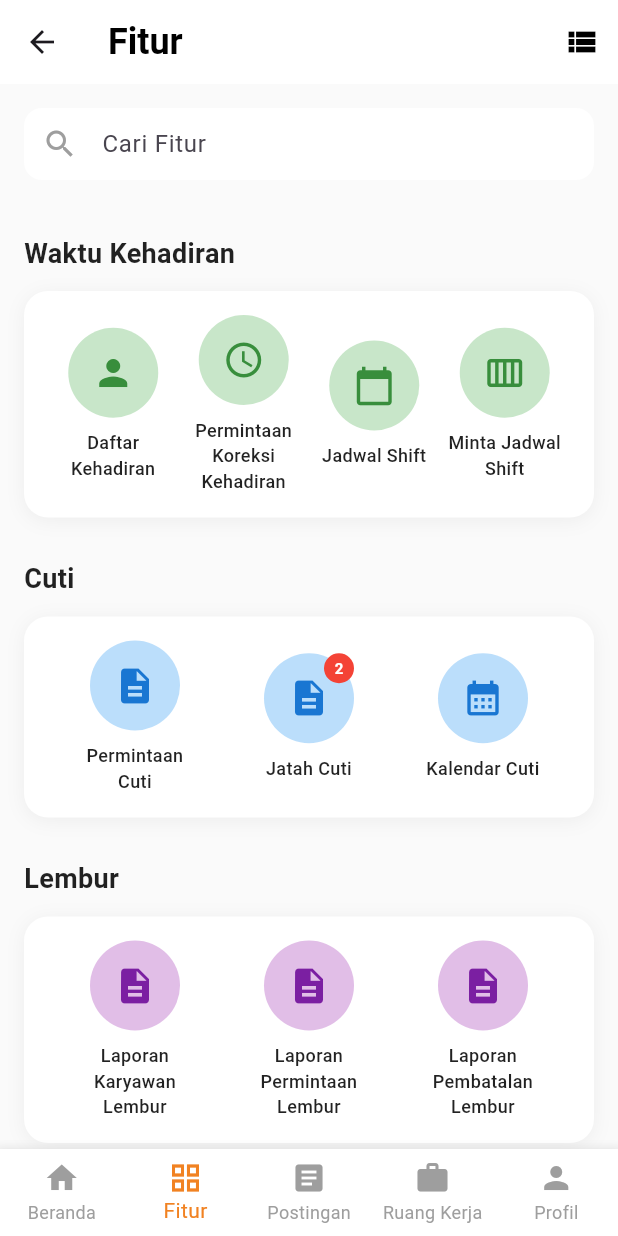
After one commit to fajar551/Employee-Attendance, a Flutter app: the FeaturesScreen screen opened by its route, on a phone screen of 412 x 824 dp. The commit adds this screen. Run offline on Flutter 3.47's test engine with Material 3 defaults, Android fonts, the phone set to English and light mode, and no system bars; our stand-ins replace device_info_plus, geocoding, geolocator, image_picker, shared_preferences; accounts and stored records are empty.

Commit message:
feat: membuat tampilan list

```diff
--- a/lib/main.dart
+++ b/lib/main.dart
@@ -2,6 +2,8 @@ import 'dart:io';
 
 import 'package:flutter/material.dart';
 
+import 'screens/features_screen.dart';
+import 'screens/home_screen.dart';
 import 'screens/login_screen.dart';
 import 'screens/splash_screen.dart';
 
@@ -20,7 +22,7 @@ void main() {
 }
 
 class MyApp extends StatelessWidget {
-  const MyApp({Key? key}) : super(key: key);
+  const MyApp({super.key});
 
   @override
   Widget build(BuildContext context) {
@@ -33,6 +35,8 @@ class MyApp extends StatelessWidget {
       home: const SplashScreen(),
       routes: {
         '/login': (context) => const LoginScreen(),
+        '/home': (context) => const HomeScreen(),
+        '/features': (context) => const FeaturesScreen(),
       },
       debugShowCheckedModeBanner: false,
     );
--- /dev/null
+++ b/lib/screens/features_screen.dart
@@ -0,0 +1,452 @@
+import 'package:flutter/material.dart';
+
+class FeaturesScreen extends StatefulWidget {
+  const FeaturesScreen({super.key});
+
+  @override
+  State<FeaturesScreen> createState() => _FeaturesScreenState();
+}
+
+class _FeaturesScreenState extends State<FeaturesScreen> {
+  final TextEditingController _searchController = TextEditingController();
+  bool _isGridView = true; // State untuk toggle tampilan
+
+  @override
+  void dispose() {
+    _searchController.dispose();
+    super.dispose();
+  }
+
+  void _showFeatureInfo(String featureName) {
+    ScaffoldMessenger.of(context).showSnackBar(
+      SnackBar(
+        content: Text('Fitur "$featureName" akan segera tersedia.'),
+        backgroundColor: Colors.blue,
+      ),
+    );
+  }
+
+  void _searchFeatures(String query) {
+    if (query.isNotEmpty) {
+      // Implementasi pencarian fitur
+      ScaffoldMessenger.of(context).showSnackBar(
+        SnackBar(
+          content: Text('Mencari fitur: "$query"'),
+          backgroundColor: Colors.orange,
+          duration: const Duration(seconds: 1),
+        ),
+      );
+    }
+  }
+
+  @override
+  Widget build(BuildContext context) {
+    return Scaffold(
+      backgroundColor: Colors.grey[50],
+      appBar: AppBar(
+        backgroundColor: Colors.white,
+        elevation: 0,
+        title: const Text(
+          'Fitur',
+          style: TextStyle(
+            color: Colors.black,
+            fontSize: 24,
+            fontWeight: FontWeight.bold,
+          ),
+        ),
+        actions: [
+          IconButton(
+            icon: Icon(
+              _isGridView ? Icons.view_list : Icons.grid_view,
+              color: Colors.black,
+            ),
+            onPressed: () {
+              setState(() {
+                _isGridView = !_isGridView; // Toggle tampilan
+              });
+              ScaffoldMessenger.of(context).showSnackBar(
+                SnackBar(
+                  content: Text(_isGridView
+                      ? 'Tampilan Grid aktif'
+                      : 'Tampilan List aktif'),
+                  backgroundColor: Colors.green,
+                  duration: const Duration(seconds: 1),
+                ),
+              );
+            },
+          ),
+        ],
+      ),
+      body: SingleChildScrollView(
+        child: Column(
+          children: [
+            // Search Bar
+            Container(
+              margin: const EdgeInsets.all(16),
+              child: TextField(
+                controller: _searchController,
+                onChanged: (value) {
+                  // Implementasi pencarian fitur
+                  _searchFeatures(value);
+                },
+                decoration: InputDecoration(
+                  hintText: 'Cari Fitur',
+                  prefixIcon: const Icon(Icons.search, color: Colors.grey),
+                  filled: true,
+                  fillColor: Colors.white,
+                  border: OutlineInputBorder(
+                    borderRadius: BorderRadius.circular(12),
+                    borderSide: BorderSide.none,
+                  ),
+                  contentPadding: const EdgeInsets.symmetric(
+                    horizontal: 16,
+                    vertical: 12,
+                  ),
+                ),
+              ),
+            ),
+
+            // Waktu Kehadiran Section
+            _buildFeatureSection(
+              'Waktu Kehadiran',
+              [
+                _buildFeatureItem(
+                  'Daftar Kehadiran',
+                  Icons.person,
+                  Colors.green[100]!,
+                  Colors.green[700]!,
+                  () => _showFeatureInfo('Daftar Kehadiran'),
+                ),
+                _buildFeatureItem(
+                  'Permintaan Koreksi Kehadiran',
+                  Icons.access_time,
+                  Colors.green[100]!,
+                  Colors.green[700]!,
+                  () => _showFeatureInfo('Permintaan Koreksi Kehadiran'),
+                ),
+                _buildFeatureItem(
+                  'Jadwal Shift',
+                  Icons.calendar_today,
+                  Colors.green[100]!,
+                  Colors.green[700]!,
+                  () => _showFeatureInfo('Jadwal Shift'),
+                ),
+                _buildFeatureItem(
+                  'Minta Jadwal Shift',
+                  Icons.calendar_view_week,
+                  Colors.green[100]!,
+                  Colors.green[700]!,
+                  () => _showFeatureInfo('Minta Jadwal Shift'),
+                ),
+              ],
+            ),
+
+            // Cuti Section
+            _buildFeatureSection(
+              'Cuti',
+              [
+                _buildFeatureItem(
+                  'Permintaan Cuti',
+                  Icons.description,
+                  Colors.blue[100]!,
+                  Colors.blue[700]!,
+                  () => _showFeatureInfo('Permintaan Cuti'),
+                ),
+                _buildFeatureItem(
+                  'Jatah Cuti',
+                  Icons.description,
+                  Colors.blue[100]!,
+                  Colors.blue[700]!,
+                  () => _showFeatureInfo('Jatah Cuti'),
+                  hasNotification: true,
+                  notificationCount: 2,
+                ),
+                _buildFeatureItem(
+                  'Kalendar Cuti',
+                  Icons.calendar_month,
+                  Colors.blue[100]!,
+                  Colors.blue[700]!,
+                  () => _showFeatureInfo('Kalendar Cuti'),
+                ),
+              ],
+            ),
+
+            // Lembur Section
+            _buildFeatureSection(
+              'Lembur',
+              [
+                _buildFeatureItem(
+                  'Laporan Karyawan Lembur',
+                  Icons.description,
+                  Colors.purple[100]!,
+                  Colors.purple[700]!,
+                  () => _showFeatureInfo('Laporan Karyawan Lembur'),
+                ),
+                _buildFeatureItem(
+                  'Laporan Permintaan Lembur',
+                  Icons.description,
+                  Colors.purple[100]!,
+                  Colors.purple[700]!,
+                  () => _showFeatureInfo('Laporan Permintaan Lembur'),
+                ),
+                _buildFeatureItem(
+                  'Laporan Pembatalan Lembur',
+                  Icons.description,
+                  Colors.purple[100]!,
+                  Colors.purple[700]!,
+                  () => _showFeatureInfo('Laporan Pembatalan Lembur'),
+                ),
+              ],
+            ),
+
+            // Perjalanan Bisnis Section
+            _buildFeatureSection(
+              'Perjalanan Bisnis',
+              [
+                _buildFeatureItem(
+                  'Permintaan Perjalanan',
+                  Icons.work,
+                  Colors.orange[100]!,
+                  Colors.orange[700]!,
+                  () => _showFeatureInfo('Permintaan Perjalanan'),
+                ),
+                _buildFeatureItem(
+                  'Laporan Perjalanan',
+                  Icons.description,
+                  Colors.orange[100]!,
+                  Colors.orange[700]!,
+                  () => _showFeatureInfo('Laporan Perjalanan'),
+                ),
+              ],
+            ),
+
+            const SizedBox(height: 100), // Space for bottom navigation
+          ],
+        ),
+      ),
+      bottomNavigationBar: _buildBottomNavigation(),
+    );
+  }
+
+  Widget _buildFeatureSection(String title, List<Widget> children) {
+    return Container(
+      margin: const EdgeInsets.symmetric(horizontal: 16, vertical: 8),
+      child: Column(
+        crossAxisAlignment: CrossAxisAlignment.start,
+        children: [
+          Padding(
+            padding: const EdgeInsets.symmetric(vertical: 12),
+            child: Text(
+              title,
+              style: const TextStyle(
+                fontSize: 18,
+                fontWeight: FontWeight.bold,
+                color: Colors.black87,
+              ),
+            ),
+          ),
+          Container(
+            padding: const EdgeInsets.all(16),
+            decoration: BoxDecoration(
+              color: Colors.white,
+              borderRadius: BorderRadius.circular(16),
+              boxShadow: [
+                BoxShadow(
+                  color: Colors.black.withOpacity(0.05),
+                  blurRadius: 10,
+                  offset: const Offset(0, 2),
+                ),
+              ],
+            ),
+            child: _isGridView
+                ? Row(
+                    mainAxisAlignment: MainAxisAlignment.spaceAround,
+                    children: children,
+                  )
+                : Column(
+                    children: children
+                        .map((child) => Padding(
+                              padding: const EdgeInsets.symmetric(vertical: 8),
+                              child: child,
+                            ))
+                        .toList(),
+                  ),
+          ),
+        ],
+      ),
+    );
+  }
+
+  Widget _buildFeatureItem(
+    String label,
+    IconData icon,
+    Color backgroundColor,
+    Color iconColor,
+    VoidCallback onTap, {
+    bool hasNotification = false,
+    int notificationCount = 0,
+  }) {
+    return GestureDetector(
+      onTap: onTap,
+      child: _isGridView
+          ? Column(
+              children: [
+                Stack(
+                  children: [
+                    Container(
+                      width: 60,
+                      height: 60,
+                      decoration: BoxDecoration(
+                        color: backgroundColor,
+                        shape: BoxShape.circle,
+                      ),
+                      child: Icon(
+                        icon,
+                        color: iconColor,
+                        size: 28,
+                      ),
+                    ),
+                    if (hasNotification)
+                      Positioned(
+                        top: 0,
+                        right: 0,
+                        child: Container(
+                          width: 20,
+                          height: 20,
+                          decoration: const BoxDecoration(
+                            color: Colors.red,
+                            shape: BoxShape.circle,
+                          ),
+                          child: Center(
+                            child: Text(
+                              notificationCount.toString(),
+                              style: const TextStyle(
+                                color: Colors.white,
+                                fontSize: 10,
+                                fontWeight: FontWeight.bold,
+                              ),
+                            ),
+                          ),
+                        ),
+                      ),
+                  ],
+                ),
+                const SizedBox(height: 8),
+                SizedBox(
+                  width: 80,
+                  child: Text(
+                    label,
+                    textAlign: TextAlign.center,
+                    style: const TextStyle(
+                      fontSize: 12,
+                      fontWeight: FontWeight.w500,
+                      color: Colors.black87,
+                    ),
+                  ),
+                ),
+              ],
+            )
+          : Row(
+              children: [
+                Stack(
+                  children: [
+                    Container(
+                      width: 50,
+                      height: 50,
+                      decoration: BoxDecoration(
+                        color: backgroundColor,
+                        shape: BoxShape.circle,
+                      ),
+                      child: Icon(
+                        icon,
+                        color: iconColor,
+                        size: 24,
+                      ),
+                    ),
+                    if (hasNotification)
+                      Positioned(
+                        top: 0,
+                        right: 0,
+                        child: Container(
+                          width: 18,
+                          height: 18,
+                          decoration: const BoxDecoration(
+                            color: Colors.red,
+                            shape: BoxShape.circle,
+                          ),
+                          child: Center(
+                            child: Text(
+                              notificationCount.toString(),
+                              style: const TextStyle(
+                                color: Colors.white,
+                                fontSize: 9,
+                                fontWeight: FontWeight.bold,
+                              ),
+                            ),
+                          ),
+                        ),
+                      ),
+                  ],
+                ),
+                const SizedBox(width: 16),
+                Expanded(
+                  child: Text(
+                    label,
+                    style: const TextStyle(
+                      fontSize: 16,
+                      fontWeight: FontWeight.w500,
+                      color: Colors.black87,
+                    ),
+                  ),
+                ),
+                Icon(
+                  Icons.arrow_forward_ios,
+                  color: Colors.grey[400],
+                  size: 16,
+                ),
+              ],
+            ),
+    );
+  }
+
+  Widget _buildBottomNavigation() {
+    return Container(
+      decoration: BoxDecoration(
+        color: Colors.white,
+        boxShadow: [
+          BoxShadow(
+            color: Colors.grey.withOpacity(0.1),
+            spreadRadius: 1,
+            blurRadius: 5,
+          ),
+        ],
+      ),
+      child: BottomNavigationBar(
+        type: BottomNavigationBarType.fixed,
+        backgroundColor: Colors.white,
+        selectedItemColor: const Color(0xFFF18222),
+        unselectedItemColor: Colors.grey,
+        currentIndex: 1, // Fitur tab is selected
+        items: const [
+          BottomNavigationBarItem(icon: Icon(Icons.home), label: 'Beranda'),
+          BottomNavigationBarItem(icon: Icon(Icons.grid_view), label: 'Fitur'),
+          BottomNavigationBarItem(
+              icon: Icon(Icons.article), label: 'Postingan'),
+          BottomNavigationBarItem(icon: Icon(Icons.work), label: 'Ruang Kerja'),
+          BottomNavigationBarItem(icon: Icon(Icons.person), label: 'Profil'),
+        ],
+        onTap: (index) {
+          if (index == 0) {
+            Navigator.pushReplacementNamed(context, '/home');
+          } else if (index == 2) {
+            Navigator.pushReplacementNamed(context, '/posts');
+          } else if (index == 3) {
+            Navigator.pushReplacementNamed(context, '/workspace');
+          } else if (index == 4) {
+            Navigator.pushReplacementNamed(context, '/profile');
+          }
+        },
+      ),
+    );
+  }
+}
--- a/lib/screens/home_screen.dart
+++ b/lib/screens/home_screen.dart
@@ -1498,6 +1498,7 @@ class _HomeScreenState extends State<HomeScreen> {
         backgroundColor: Colors.white,
         selectedItemColor: const Color(0xFFF18222),
         unselectedItemColor: Colors.grey,
+        currentIndex: 0, // Home tab is selected
         items: const [
           BottomNavigationBarItem(icon: Icon(Icons.home), label: 'Beranda'),
           BottomNavigationBarItem(icon: Icon(Icons.grid_view), label: 'Fitur'),
@@ -1506,6 +1507,17 @@ class _HomeScreenState extends State<HomeScreen> {
           BottomNavigationBarItem(icon: Icon(Icons.work), label: 'Ruang Kerja'),
           BottomNavigationBarItem(icon: Icon(Icons.person), label: 'Profil'),
         ],
+        onTap: (index) {
+          if (index == 1) {
+            Navigator.pushReplacementNamed(context, '/features');
+          } else if (index == 2) {
+            Navigator.pushReplacementNamed(context, '/posts');
+          } else if (index == 3) {
+            Navigator.pushReplacementNamed(context, '/workspace');
+          } else if (index == 4) {
+            Navigator.pushReplacementNamed(context, '/profile');
+          }
+        },
       ),
     );
   }
```
